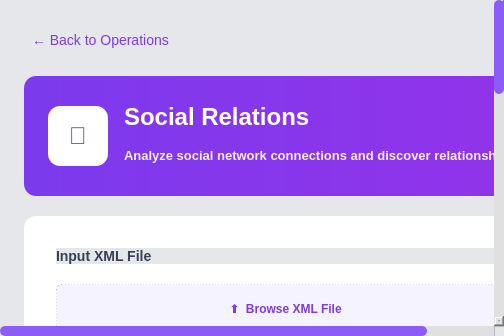
Before: the Qt Designer form src/UI/pages/social_relations_page.ui in amr10w/ILoveXML, drawn with Qt 5.
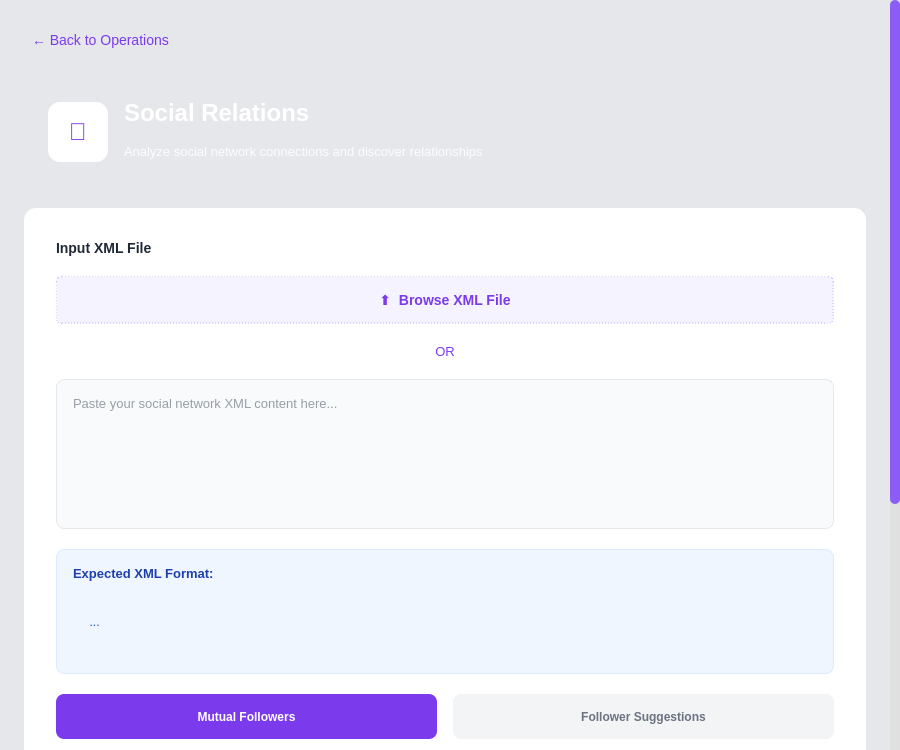
After: the same form once the commit is applied.

Commit message: fix Back to Operations button in all operations pages

Patch:
```diff
--- a/src/UI/pages/social_relations_page.ui
+++ b/src/UI/pages/social_relations_page.ui
@@ -2,9 +2,182 @@
 <ui version="4.0">
 <class>SocialRelationsPage</class>
 <widget class="QWidget" name="SocialRelationsPage">
+  <property name="geometry">
+   <rect>
+    <x>0</x>
+    <y>0</y>
+    <width>900</width>
+    <height>750</height>
+   </rect>
+  </property>
   <property name="windowTitle">
   <string>Social Relations</string>
   </property>
+  <property name="styleSheet">
+   <string notr="true">
+/* Global styles */
+QWidget {
+    background-color: #e5e7eb;
+}
+QLabel {
+    background-color: transparent;
+}
+
+/* Specific styling for scroll area's content wrapper */
+QWidget#scrollAreaWidgetContents {
+    background-color: #e5e7eb;
+}
+
+/* Back Button */
+QPushButton#backButton {
+    background-color: transparent;
+    border: none;
+    color: #7c3aed;
+    font-size: 14px;
+    text-align: left;
+    padding: 8px;
+}
+
+QPushButton#backButton:hover {
+    background-color: rgba(124, 58, 237, 0.1);
+    border-radius: 6px;
+    text-decoration: none;
+}
+
+/* Header Widget (Gradient Violet) */
+QWidget#headerWidget {
+    background: qlineargradient(x1:0, y1:0, x2:1, y2:0,
+                                 stop:0 #7c3aed, stop:1 #9333ea);
+    border-radius: 12px;
+}
+
+QLabel#titleLabel {
+    color: white;
+    font-size: 24px;
+    font-weight: bold;
+}
+
+QLabel#subtitleLabel {
+    color: rgba(255, 255, 255, 0.9);
+    font-size: 13px;
+}
+
+/* Content Widget (White Card) */
+QWidget#contentWidget {
+    background-color: white;
+    border-radius: 12px;
+}
+
+/* Labels */
+QLabel#inputLabel, QLabel#lblResult, QLabel#lblUserIds, QLabel#lblSuggestId {
+    color: #1f2937;
+    font-size: 14px;
+    font-weight: 600;
+}
+
+/* Browse Button */
+QPushButton#browseButton {
+    background-color: #f5f3ff;
+    color: #7c3aed;
+    border: 1px dashed #c4b5fd;
+    border-radius: 6px;
+    padding: 12px 24px;
+    font-size: 14px;
+    font-weight: 500;
+}
+
+QPushButton#browseButton:hover {
+    background-color: #ede9fe;
+}
+
+/* Inputs */
+QTextEdit#txtXmlInput {
+    background-color: #f9fafb;
+    border: 1px solid #e5e7eb;
+    border-radius: 8px;
+    padding: 12px;
+    font-family: 'Courier New', monospace;
+    font-size: 13px;
+    color: #374151;
+}
+QTextEdit:focus, QLineEdit:focus {
+    border: 2px solid #8b5cf6;
+    background-color: white;
+}
+
+QLineEdit#txtMutualUserIds, QLineEdit#txtSuggestId {
+    background-color: #f9fafb;
+    border: 1px solid #e5e7eb;
+    border-radius: 6px;
+    padding: 8px;
+    color: #1f2937;
+}
+
+/* Tabs */
+QPushButton#btnTabMutual, QPushButton#btnTabSuggest {
+    background-color: #f3f4f6; color: #6b7280; border: none; border-radius: 8px; font-weight: 600; padding: 10px;
+}
+QPushButton#btnTabMutual:checked, QPushButton#btnTabSuggest:checked {
+    background-color: #7c3aed; color: white;
+}
+QPushButton#btnTabMutual:hover, QPushButton#btnTabSuggest:hover {
+    background-color: #e5e7eb;
+}
+QPushButton#btnTabMutual:checked:hover, QPushButton#btnTabSuggest:checked:hover {
+    background-color: #6d28d9;
+}
+
+/* Action Buttons */
+QPushButton#btnFindMutual, QPushButton#btnGetSuggestions {
+    background-color: #7c3aed;
+    color: white;
+    border: none;
+    border-radius: 8px;
+    padding: 12px 24px;
+    font-size: 15px;
+    font-weight: 600;
+}
+
+QPushButton#btnFindMutual:hover, QPushButton#btnGetSuggestions:hover {
+    background-color: #6d28d9;
+}
+
+/* Result Box */
+QTextEdit#txtResult {
+    background-color: #f5f3ff;
+    border: 1px solid #ddd6fe;
+    border-radius: 8px;
+    padding: 12px;
+    font-family: 'Consolas', monospace;
+    color: #5b21b6;
+}
+
+/* ScrollBar */
+QScrollBar:vertical {
+    border: none;
+    background: #e0e0e0;
+    width: 10px; 
+    margin: 0px; 
+}
+QScrollBar::handle:vertical {
+    background: #8b5cf6; 
+    min-height: 20px;
+    border-radius: 5px;
+}
+QScrollBar::handle:vertical:hover {
+    background: #7c3aed; 
+}
+QScrollBar::add-line:vertical, QScrollBar::sub-line:vertical {
+    border: none;
+    background: none;
+    height: 0px; 
+}
+QScrollBar::add-page:vertical, QScrollBar::sub-page:vertical {
+    background: none;
+}
+   </string>
+  </property>
+
   <layout class="QVBoxLayout" name="rootLayout">
   <property name="leftMargin"><number>0</number></property>
   <property name="topMargin"><number>0</number></property>
@@ -18,7 +191,7 @@
     
     <widget class="QWidget" name="scrollAreaWidgetContents">
       <layout class="QVBoxLayout" name="mainLayout">
-      <property name="spacing"><number>20</number></property>
+       <property name="spacing"><number>16</number></property>
       <property name="leftMargin"><number>24</number></property>
       <property name="topMargin"><number>24</number></property>
       <property name="rightMargin"><number>24</number></property>
@@ -46,7 +219,7 @@
             <property name="minimumSize"><size><width>60</width><height>60</height></size></property>
             <property name="maximumSize"><size><width>60</width><height>60</height></size></property>
             <property name="styleSheet">
-            <string notr="true">background-color: white; border-radius: 12px; font-size: 24px; color: #7c3aed;</string>
+             <string notr="true">background-color: white; border-radius: 12px; font-size: 24px; font-weight: bold; color: #7c3aed;</string>
             </property>
             <property name="text"><string>👥</string></property>
             <property name="alignment"><set>Qt::AlignCenter</set></property>
@@ -88,15 +261,22 @@
           </item>
           <item>
           <widget class="QPushButton" name="browseButton">
-            <property name="minimumSize"><size><width>0</width><height>48</height></size></property>
-            <property name="cursor"><cursorShape>PointingHandCursor</cursorShape></property>
-            <property name="text"><string>⬆  Browse XML File</string></property>
+            <property name="minimumSize">
+             <size><width>0</width><height>48</height></size>
+            </property>
+            <property name="cursor">
+             <cursorShape>PointingHandCursor</cursorShape>
+            </property>
+            <property name="text">
+             <string>⬆  Browse XML File</string>
+            </property>
           </widget>
           </item>
           <item>
           <widget class="QLabel" name="orLabel">
             <property name="text"><string>OR</string></property>
             <property name="alignment"><set>Qt::AlignCenter</set></property>
+            <property name="styleSheet"><string>color: #7c3aed; font-size: 13px;</string></property>
           </widget>
           </item>
           <item>
@@ -227,84 +407,13 @@
         </layout>
         </widget>
       </item>
-      
-      <item><spacer name="verticalSpacer"><property name="orientation"><enum>Qt::Vertical</enum></property><property name="sizeHint" stdset="0"><size><width>20</width><height>40</height></size></property></spacer></item>
+
       </layout>
     </widget>
     </widget>
   </item>
   </layout>
-
-  <property name="styleSheet">
-  <string notr="true">
-    /* Global Backgrounds */
-    QWidget { background-color: #e5e7eb; font-family: 'Segoe UI', sans-serif; }
-    QWidget#contentWidget { background-color: white; border-radius: 12px; }
-    QWidget#scrollAreaWidgetContents { background-color: #e5e7eb; }
-
-    /* Header (Purple Gradient) */
-    QWidget#headerWidget {
-        background: qlineargradient(x1:0, y1:0, x2:1, y2:0, stop:0 #7c3aed, stop:1 #9333ea);
-        border-radius: 12px;
-    }
-    QLabel#titleLabel { background: transparent; color: white; font-size: 24px; font-weight: bold; }
-    QLabel#subtitleLabel {background: transparent; color: rgba(255, 255, 255, 0.9); font-size: 13px; }
-
-    /* Inputs */
-    QLabel { color: #374151; font-weight: 600; font-size: 14px; }
-    QTextEdit, QLineEdit {
-        background-color: #FAFAFA; border: 1px solid #E5E7EB; border-radius: 6px; padding: 10px;
-        color: #1f2937; font-size: 13px;
-    }
-    QTextEdit#txtXmlInput { font-family: 'Courier New'; }
-    QTextEdit:focus, QLineEdit:focus { border: 2px solid #8b5cf6; background-color: white; }
-    
-    /* Result Box */
-    QTextEdit#txtResult {
-        background-color: #f5f3ff; border: 1px solid #ddd6fe; color: #5b21b6; font-family: 'Consolas';
-    }
-
-    /* Buttons */
-    QPushButton#browseButton {
-        background-color: #f5f3ff; color: #7c3aed; border: 1px dashed #c4b5fd;
-        border-radius: 6px; font-weight: 600;
-    }
-    QPushButton#browseButton:hover { background-color: #ede9fe; }
-
-    QPushButton#btnFindMutual, QPushButton#btnGetSuggestions {
-        background-color: #7c3aed; color: white; border: none; border-radius: 8px;
-        font-size: 15px; font-weight: bold;
-    }
-    QPushButton#btnFindMutual:hover, QPushButton#btnGetSuggestions:hover { background-color: #6d28d9; }
-
-    /* Back Button */
-    QPushButton#backButton {
-        background-color: transparent; border: none; color: #7c3aed; font-size: 14px; text-align: left; padding: 8px;
-    }
-    QPushButton#backButton:hover { background-color: rgba(124, 58, 237, 0.1); border-radius: 6px; }
-
-    /* Custom Tab Buttons */
-    QPushButton#btnTabMutual, QPushButton#btnTabSuggest {
-        background-color: #f3f4f6; color: #6b7280; border: none; border-radius: 8px; font-weight: 600;
-    }
-    QPushButton#btnTabMutual:checked, QPushButton#btnTabSuggest:checked {
-        background-color: #7c3aed; color: white;
-    }
-    QPushButton#btnTabMutual:hover, QPushButton#btnTabSuggest:hover {
-        background-color: #e5e7eb;
-    }
-    QPushButton#btnTabMutual:checked:hover, QPushButton#btnTabSuggest:checked:hover {
-        background-color: #6d28d9;
-    }
-
-    /* Scroll Bar */
-    QScrollBar:vertical { border: none; background: #e0e0e0; width: 10px; margin: 0px; }
-    QScrollBar::handle:vertical { background: #8b5cf6; min-height: 20px; border-radius: 5px; }
-    QScrollBar:horizontal { border: none; background: #e0e0e0; height: 10px; margin: 0px; }
-    QScrollBar::handle:horizontal { background: #8b5cf6; min-width: 20px; border-radius: 5px; }
-    QScrollBar::handle:horizontal:hover { background: #7c3aed; }
-    QScrollBar::add-line:horizontal, QScrollBar::sub-line:horizontal { width: 0px; }
-  </string>
-  </property>
-</widget>
+ </widget>
+ <resources/>
+ <connections/>
 </ui>
```
Left out of the diff: 70 changed lines with no effect on the pictures. Lines whose indentation alone changed are shown as unchanged. The commit also changes 21 other files.
